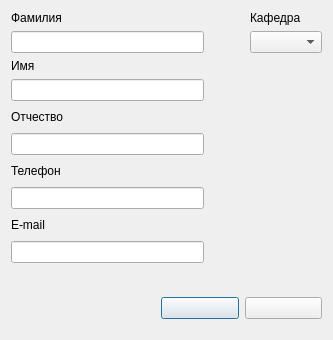
The window that ui/insertstaffuniversity.ui (7enSmile/clientVKR) describes before a commit, drawn with Qt 5.
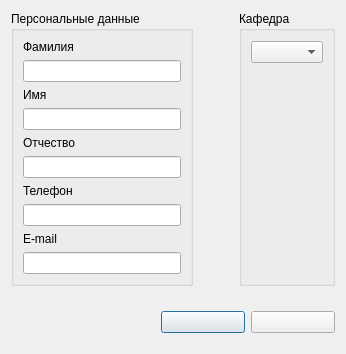
The same window after the commit.

```diff
--- a/ui/insertstaffuniversity.ui
+++ b/ui/insertstaffuniversity.ui
@@ -6,8 +6,8 @@
    <rect>
     <x>0</x>
     <y>0</y>
-    <width>333</width>
-    <height>340</height>
+    <width>346</width>
+    <height>354</height>
    </rect>
   </property>
   <property name="windowTitle">
@@ -19,6 +19,12 @@
      <item>
       <layout class="QHBoxLayout" name="horizontalLayout_2">
        <item>
+        <widget class="QGroupBox" name="groupBox">
+         <property name="title">
+          <string>Персональные данные</string>
+         </property>
+         <layout class="QHBoxLayout" name="horizontalLayout_3">
+          <item>
         <layout class="QVBoxLayout" name="verticalLayout_7">
          <item>
           <layout class="QVBoxLayout" name="verticalLayout">
@@ -92,6 +98,9 @@
          </item>
         </layout>
        </item>
+         </layout>
+        </widget>
+       </item>
        <item>
         <spacer name="horizontalSpacer">
          <property name="orientation">
@@ -109,14 +118,13 @@
         </spacer>
        </item>
        <item>
-        <layout class="QVBoxLayout" name="verticalLayout_5">
-         <item>
-          <widget class="QLabel" name="label_2">
-           <property name="text">
+        <widget class="QGroupBox" name="groupBox_2">
+         <property name="title">
             <string>Кафедра</string>
            </property>
-          </widget>
-         </item>
+         <layout class="QHBoxLayout" name="horizontalLayout_4">
+          <item>
+           <layout class="QVBoxLayout" name="verticalLayout_5">
          <item>
           <widget class="QComboBox" name="comboBoxGrops"/>
          </item>
@@ -137,6 +145,9 @@
           </spacer>
          </item>
         </layout>
+          </item>
+         </layout>
+        </widget>
        </item>
       </layout>
      </item>
```
Lines whose indentation alone changed are shown as unchanged.
